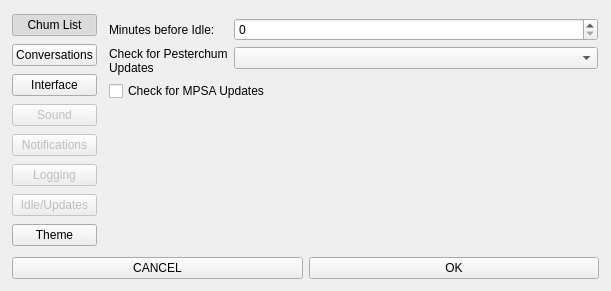
Before: the Qt Designer form themes/pesterchum2.5/ui/OptionsWindow.ui in henry232323/Pesterchum, drawn with Qt 5.
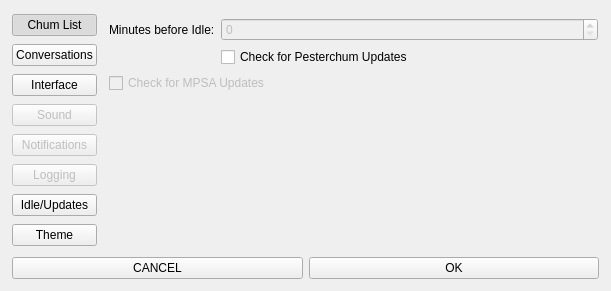
After: the same form once the commit is applied. The open tabs and pages were chosen to show the change.

```diff
--- a/themes/pesterchum2.5/ui/OptionsWindow.ui
+++ b/themes/pesterchum2.5/ui/OptionsWindow.ui
@@ -105,7 +105,7 @@
         <item>
          <widget class="QPushButton" name="optionsButton7">
           <property name="enabled">
-           <bool>false</bool>
+           <bool>true</bool>
           </property>
           <property name="text">
            <string>Idle/Updates</string>
@@ -774,25 +774,26 @@
                 </widget>
                </item>
                <item row="0" column="1">
-                <widget class="QSpinBox" name="spinBox"/>
+                <widget class="QSpinBox" name="spinBox">
+                 <property name="enabled">
+                  <bool>false</bool>
+                 </property>
+                </widget>
                </item>
-               <item row="1" column="0">
-                <widget class="QLabel" name="label_9">
+               <item row="1" column="1">
+                <widget class="QCheckBox" name="pesterchumUpdatesCheck">
                  <property name="text">
                   <string>Check for Pesterchum Updates</string>
                  </property>
-                 <property name="wordWrap">
-                  <bool>true</bool>
-                 </property>
                 </widget>
                </item>
-               <item row="1" column="1">
-                <widget class="QComboBox" name="comboBox_6"/>
-               </item>
               </layout>
              </item>
              <item>
               <widget class="QCheckBox" name="checkForMSPABox">
+               <property name="enabled">
+                <bool>false</bool>
+               </property>
                <property name="text">
                 <string>Check for MPSA Updates</string>
                </property>
```
Left out of the diff: 2 changed lines with no effect on the pictures.
